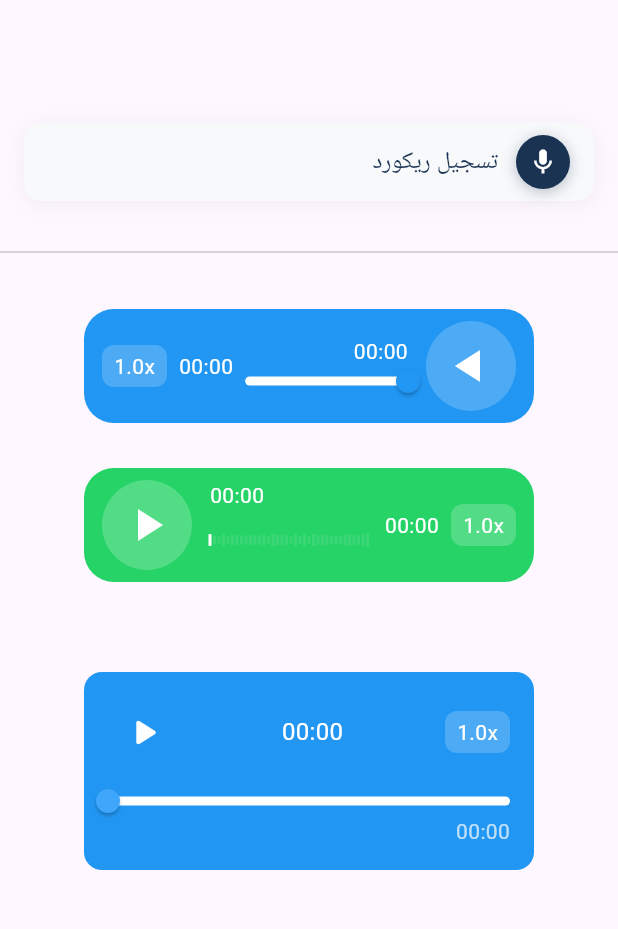
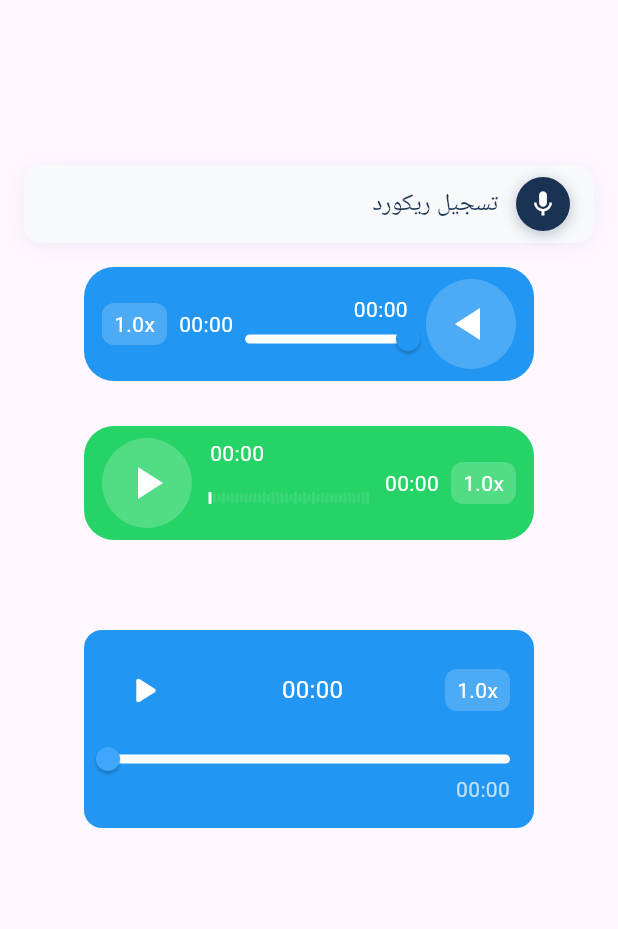
Before and after one commit to mohamedyasser951/voice_note_kit, a Flutter app: the screen it shows after launch, on a phone screen of 412 x 824 dp, the part 63-992 px from its top. Run offline on Flutter 3.47's test engine with Material 3 defaults, Android fonts, the phone set to English and light mode, and no system bars; our stand-ins replace just_audio, permission_handler; missing offline and left inert: dart:html, just_waveform, record.

Commit message:
voice recorder bar

```diff
--- a/example/lib/main.dart
+++ b/example/lib/main.dart
@@ -67,71 +67,6 @@ class _VoiceRecorderExampleState extends State<VoiceRecorderExample> {
                 setState(() {});
               },
             ),
-
-            // ------------------------ Recorder Section ------------------------
-            // VoiceRecorderWidget(
-            //   iconSize: 100, // Size of the recording icon
-            //   showTimerText: true, // Show the recording timer
-
-            //   // Optional: Add custom sounds for recording events
-            //   // startSoundAsset: "assets/start_warning.mp3",
-            //   // stopSoundAsset: "assets/start_warning.mp3",
-
-            //   /////============================= WEB ONly =================================
-            //   // When recording is finished
-            //   onRecordedWeb: (url) {
-            //     setState(() {
-            //       recordedAudioBlobUrl = url;
-            //     });
-            //   },
-            //   /////==============================================================
-            //   // When recording is finished, save the file and display its path
-            //   onRecorded: (file) {
-            //     setState(() {
-            //       recordedFile = file; // Store the recorded file
-            //     });
-            //     ScaffoldMessenger.of(context).showSnackBar(
-            //       SnackBar(
-            //           content: Text(
-            //               'Recording saved: ${file.path}')), // Display the recorded file's path
-            //     );
-            //   },
-
-            //   // When error occurs during recording
-            //   onError: (error) {
-            //     ScaffoldMessenger.of(context).showSnackBar(
-            //       SnackBar(
-            //           content: Text(
-            //               'Error: $error')), // Display any errors during recording
-            //     );
-            //   },
-
-            // If recording was cancelled
-            //   actionWhenCancel: () {
-            //     ScaffoldMessenger.of(context).showSnackBar(
-            //       const SnackBar(
-            //           content: Text(
-            //               'Recording Cancelled')), // Notify the user that the recording was cancelled
-            //     );
-            //   },
-
-            //   maxRecordDuration: const Duration(
-            //       seconds: 60), // Maximum recording duration (60 seconds)
-            //   permissionNotGrantedMessage:
-            //       'Microphone permission required', // Message when permission is not granted
-
-            //   cancelDoneText:
-            //       'Recording cancelled', // Text displayed when recording is cancelled
-            //   backgroundColor:
-            //       Colors.blueAccent, // Background color of the recorder widget
-            //   cancelHintColor: Colors.red, // Color of the cancel hint
-            //   iconColor: Colors.white, // Color of the record icon
-            //   timerFontSize: 18, // Font size of the timer
-            // ),
-
-            const SizedBox(height: 10),
-            const Divider(), // Divider between sections
-            const SizedBox(height: 30),
 
             AudioPlayerWidget(
               autoPlay:
--- a/lib/recorder/voice_recorder_widget.dart
+++ b/lib/recorder/voice_recorder_widget.dart
@@ -1,7 +1,5 @@
 import 'dart:async';
 import 'dart:io';
-import 'dart:math' as math;
-
 import 'package:flutter/foundation.dart';
 import 'package:flutter/material.dart';
 import 'package:flutter/services.dart';
```
